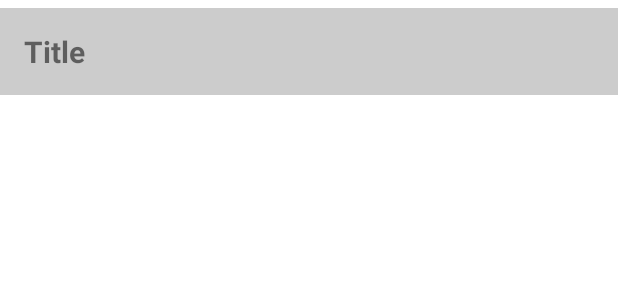
After one commit to gnrflcthm/MyBasics, an Android app: the layout todo_item_alt.xml on its own in the app's theme, with its tools: preview values and no code run, on a phone screen of 412 x 824 dp. The commit adds this screen. Shown: the top 300 px of the screen. Run offline under Robolectric (Android 15) with nearby library versions, the phone set to English and light mode, and no system bars.

Commit message:
Implemented Swipe Gestures for to-do items.

```diff
--- /dev/null
+++ b/app/src/main/res/layout/todo_item_alt.xml
@@ -0,0 +1,25 @@
+<RelativeLayout xmlns:android="http://schemas.android.com/apk/res/android"
+    xmlns:app="http://schemas.android.com/apk/res-auto"
+    xmlns:tools="http://schemas.android.com/tools"
+    android:layout_width="match_parent"
+    android:layout_height="wrap_content"
+    android:layout_marginTop="5dp">
+    <androidx.constraintlayout.widget.ConstraintLayout
+        android:id="@+id/todoItemContainer"
+        android:layout_width="match_parent"
+        android:layout_height="wrap_content"
+        android:paddingVertical="15dp"
+        android:background="#FFCCCCCC">
+        <TextView
+            android:id="@+id/todoTextContent"
+            android:layout_width="wrap_content"
+            android:layout_height="wrap_content"
+            android:layout_marginStart="16dp"
+            android:text="Title"
+            android:textSize="20dp"
+            android:textStyle="bold"
+            app:layout_constraintBottom_toBottomOf="parent"
+            app:layout_constraintStart_toStartOf="parent"
+            app:layout_constraintTop_toTopOf="parent" />
+    </androidx.constraintlayout.widget.ConstraintLayout>
+</RelativeLayout>
--- a/app/src/main/res/values/colors.xml
+++ b/app/src/main/res/values/colors.xml
@@ -7,4 +7,6 @@
     <color name="teal_700">#FF018786</color>
     <color name="black">#FF000000</color>
     <color name="white">#FFFFFFFF</color>
+    <color name="red_accent_400">#FFFF1744</color>
+    <color name="green_accent_400">#FF00E676</color>
 </resources>
```
Also changed, not shown: app/src/main/java/com/mybasics/util/TodoItemTouchHelper.java (added, +130 -0 lines), app/src/main/res/drawable/ic_baseline_close_24.xml (added, +10 -0 lines), app/src/main/res/layout/fragment_todos.xml (+13 -1 lines).
